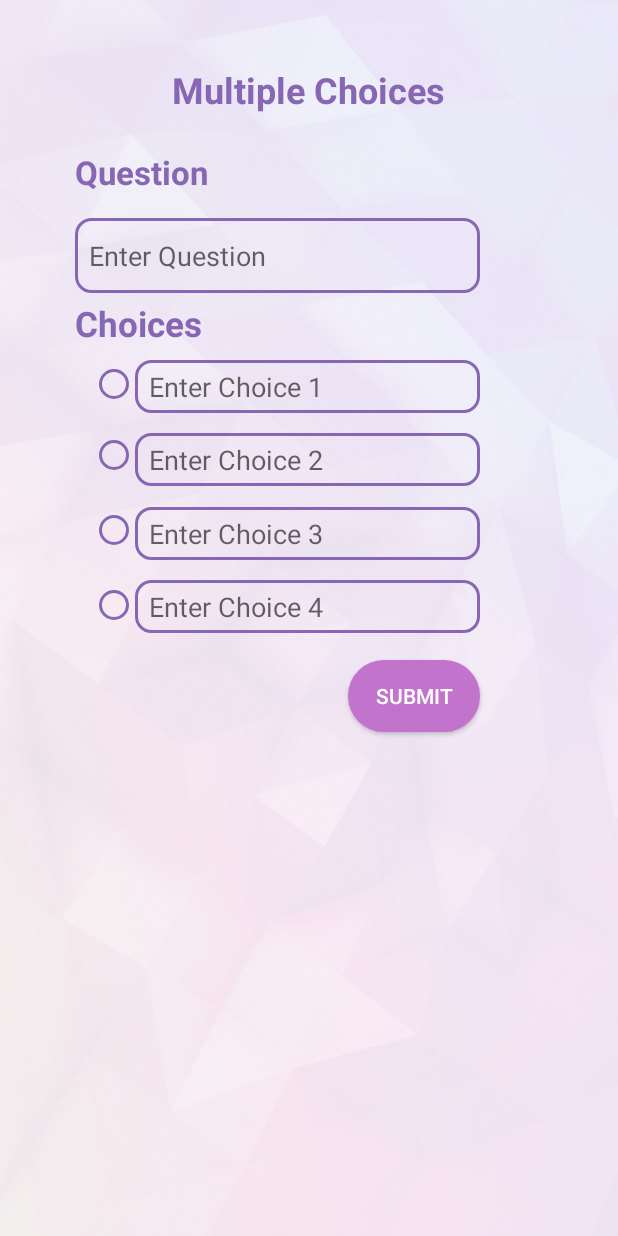
After one commit to AleidJana/MotivLearn, an Android app: the multipleChoices screen opened directly, with no data from a screen before it, on a phone screen of 412 x 824 dp. The commit adds this screen. Run offline under Robolectric (Android 15) with nearby library versions, the phone set to English and light mode, and no system bars.

Commit message:
Suggest video - fillblank - codeoutput - multible choices String file not completed yet --> couse some errors

```diff
--- /dev/null
+++ b/app/src/main/java/com/example/jana/motivlearn/multipleChoices.java
@@ -0,0 +1,13 @@
+package com.example.jana.motivlearn;
+
+import android.support.v7.app.AppCompatActivity;
+import android.os.Bundle;
+
+public class multipleChoices extends AppCompatActivity {
+
+    @Override
+    protected void onCreate(Bundle savedInstanceState) {
+        super.onCreate(savedInstanceState);
+        setContentView(R.layout.activity_multiple_choices);
+    }
+}
--- /dev/null
+++ b/app/src/main/res/drawable/text_view_style.xml
@@ -0,0 +1,8 @@
+<?xml version="1.0" encoding="utf-8"?>
+
+<shape xmlns:android="http://schemas.android.com/apk/res/android">
+    <corners android:radius="10dp" />
+    <stroke  android:width="2dp" android:color="#8767b3"/>
+    <solid android:color="@null" />
+
+</shape>
--- /dev/null
+++ b/app/src/main/res/layout/activity_multiple_choices.xml
@@ -0,0 +1,181 @@
+<?xml version="1.0" encoding="utf-8"?>
+<RelativeLayout xmlns:android="http://schemas.android.com/apk/res/android"
+    xmlns:app="http://schemas.android.com/apk/res-auto"
+    xmlns:tools="http://schemas.android.com/tools"
+    android:layout_width="match_parent"
+    android:layout_height="match_parent"
+    android:background="@drawable/pink4"
+   tools:context="com.example.jana.motivlearn.multipleChoices">
+    >
+
+
+
+    <TextView
+        android:layout_width="wrap_content"
+        android:layout_height="wrap_content"
+        android:layout_alignParentTop="true"
+        android:layout_centerHorizontal="true"
+        android:layout_marginTop="43dp"
+        android:text="Multiple Choices"
+        android:textColor="#8767b3"
+        android:textSize="24sp"
+        android:textStyle="bold"
+        app:layout_constraintBottom_toBottomOf="parent"
+        app:layout_constraintLeft_toLeftOf="parent"
+        app:layout_constraintRight_toRightOf="parent"
+        app:layout_constraintTop_toTopOf="parent"
+        android:id="@+id/textView" />
+
+
+
+    <TextView
+        android:id="@+id/textView2"
+        android:layout_width="wrap_content"
+        android:layout_height="wrap_content"
+        android:layout_marginLeft="50dp"
+        android:layout_marginTop="100dp"
+        android:text="Question"
+        android:textColor="#8767b3"
+        android:textSize="22sp"
+        android:textStyle="bold" />
+
+    <EditText
+        android:id="@+id/editText"
+        android:layout_width="270dp"
+        android:layout_height="50dp"
+        android:layout_marginLeft="50dp"
+        android:layout_marginTop="145dp"
+        android:background="@drawable/text_view_style"
+        android:ems="10"
+        android:hint="  Enter Question"
+        android:inputType="textPersonName"
+        android:scrollbars = "horizontal"/>
+
+    <TextView
+        android:id="@+id/textView3"
+        android:layout_width="wrap_content"
+        android:layout_height="wrap_content"
+        android:layout_marginLeft="50dp"
+        android:layout_marginTop="200dp"
+        android:text="Choices"
+        android:textColor="#8767b3"
+        android:textSize="23sp"
+        android:textStyle="bold" />
+
+
+    <!--choice 1 -->
+    <EditText
+        android:id="@+id/editText2"
+        android:layout_width="230dp"
+        android:layout_height="35dp"
+        android:layout_alignTop="@+id/radioGroup"
+        android:layout_toEndOf="@+id/radioGroup"
+        android:layout_toRightOf="@+id/radioGroup"
+        android:background="@drawable/text_view_style"
+        android:ems="10"
+        android:hint="  Enter Choice 1"
+        android:inputType="textPersonName"
+        android:scrollbars="horizontal" />
+
+    <!--choice 2 -->
+    <EditText
+        android:id="@+id/editText3"
+        android:layout_width="230dp"
+        android:layout_height="35dp"
+        android:layout_below="@+id/editText2"
+        android:layout_marginTop="13dp"
+        android:layout_toEndOf="@+id/radioGroup"
+        android:layout_toRightOf="@+id/radioGroup"
+        android:background="@drawable/text_view_style"
+        android:ems="10"
+        android:hint="  Enter Choice 2"
+        android:inputType="textPersonName"
+        android:scrollbars="horizontal" />
+
+
+    <!--choice 3 -->
+    <EditText
+        android:id="@+id/editText4"
+        android:layout_width="230dp"
+        android:layout_height="35dp"
+        android:layout_below="@+id/editText3"
+        android:layout_marginTop="14dp"
+        android:layout_toEndOf="@+id/radioGroup"
+        android:layout_toRightOf="@+id/radioGroup"
+        android:background="@drawable/text_view_style"
+        android:ems="10"
+        android:hint="  Enter Choice 3"
+        android:inputType="textPersonName"
+        android:scrollbars="horizontal" />
+
+
+    <!--choice 4 -->
+    <EditText
+        android:id="@+id/editText5"
+        android:layout_width="230dp"
+        android:layout_height="35dp"
+        android:layout_below="@+id/editText4"
+        android:layout_marginTop="13dp"
+        android:layout_toEndOf="@+id/radioGroup"
+        android:layout_toRightOf="@+id/radioGroup"
+        android:background="@drawable/text_view_style"
+        android:ems="10"
+        android:hint="  Enter Choice 4"
+        android:inputType="textPersonName"
+        android:scrollbars="horizontal" />
+
+
+    <Button
+        android:id="@+id/button"
+        android:layout_width="wrap_content"
+        android:layout_height="wrap_content"
+        android:layout_alignEnd="@+id/editText"
+        android:layout_alignRight="@+id/editText"
+        android:layout_below="@+id/radioGroup"
+        android:background="@drawable/ovalbutton"
+        android:text="@string/Submit"
+        android:textColor="@android:color/background_light" />
+
+    <RadioGroup
+        android:id="@+id/radioGroup"
+        android:layout_width="30dp"
+        android:layout_height="200dp"
+        android:layout_marginLeft="60dp"
+        android:layout_marginTop="240dp"
+        android:orientation="vertical">
+
+        <RadioButton
+            android:id="@+id/radioButton2"
+            android:layout_width="wrap_content"
+            android:layout_height="wrap_content"
+            android:buttonTint="#8767b3" />
+
+        <RadioButton
+            android:id="@+id/radioButton3"
+            android:layout_width="wrap_content"
+            android:layout_height="wrap_content"
+            android:layout_marginTop="15dp"
+            android:buttonTint="#8767b3" />
+
+        <RadioButton
+            android:id="@+id/radioButton4"
+            android:layout_width="wrap_content"
+            android:layout_height="wrap_content"
+            android:layout_marginTop="18dp"
+            android:buttonTint="#8767b3" />
+
+
+        <RadioButton
+            android:id="@+id/radioButton5"
+            android:layout_width="match_parent"
+            android:layout_height="wrap_content"
+            android:layout_marginTop="18dp"
+            android:buttonTint="#8767b3" />
+
+
+    </RadioGroup>
+
+
+
+
+</RelativeLayout>
--- a/build.gradle
+++ b/build.gradle
@@ -19,6 +19,7 @@ allprojects {
     repositories {
         google()
         jcenter()
+   maven {url 'https://jitpack.io'}
     }
 }
 
```
Also changed, not shown: app/src/main/AndroidManifest.xml (+6 -1 lines), app/src/main/java/com/example/jana/motivlearn/CodeOutput.java (added, +13 -0 lines), app/src/main/java/com/example/jana/motivlearn/fillBlank.java (added, +27 -0 lines), app/src/main/java/com/example/jana/motivlearn/suggestVedio.java (added, +13 -0 lines), app/src/main/res/layout/activity_code_output.xml (added, +91 -0 lines), app/src/main/res/layout/activity_fill_blank.xml (added, +87 -0 lines), app/src/main/res/layout/activity_suggest_vedio.xml (added, +79 -0 lines), app/src/main/res/values/strings.xml (+21 -0 lines).
